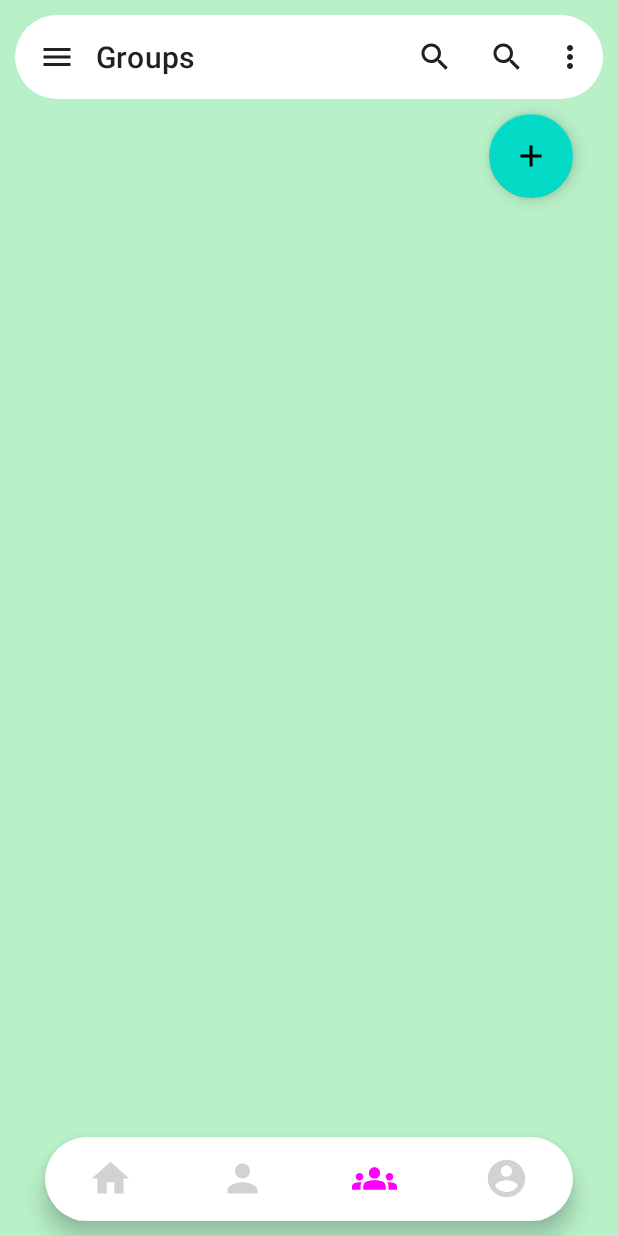
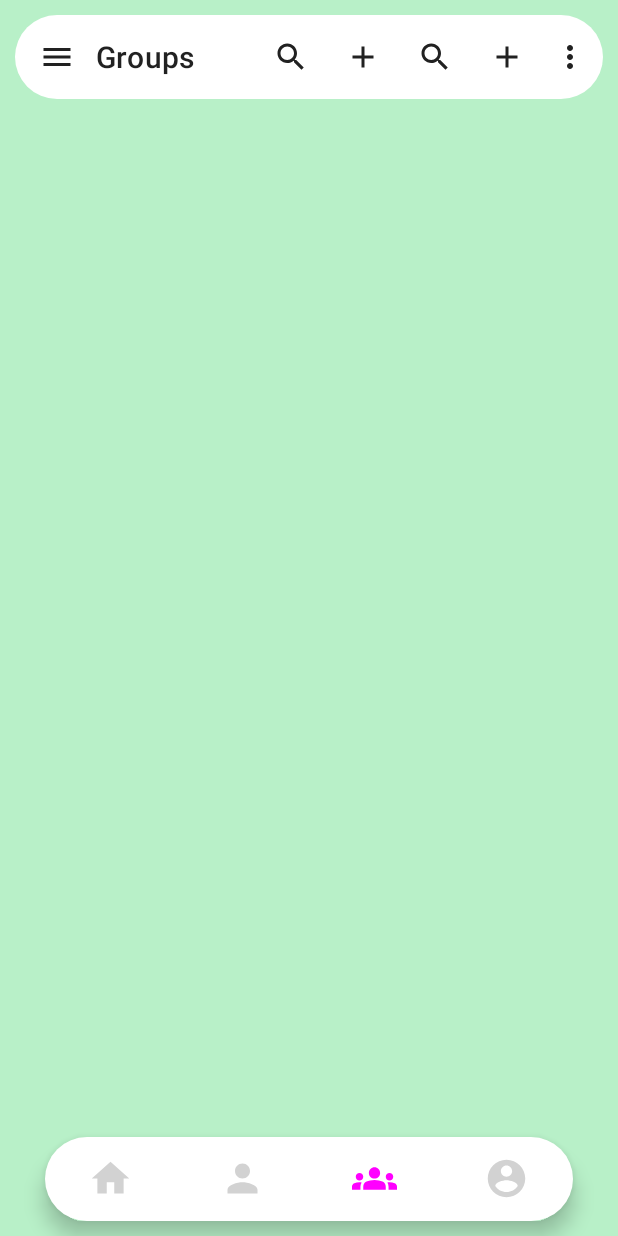
Before and after one commit to sksingh2/Xpense, an Android app: the fragment FriendFragment placed in its activity, item 3 of the bottom bar chosen, on a phone screen of 412 x 824 dp. Run offline under Robolectric (Android 15) with nearby library versions, the phone set to English and light mode, and no system bars; libraries missing offline, so code that uses them is left out: com.github.mikephil.charting; 34 statements that could not run were skipped.

Commit message:
small changes add button changed

```diff
--- a/app/src/main/java/com/example/xpense/FriendFragment.java
+++ b/app/src/main/java/com/example/xpense/FriendFragment.java
@@ -78,14 +78,6 @@ public class FriendFragment extends Fragment {
         ((AppCompatActivity)getActivity()).setSupportActionBar(toolbar);
         setHasOptionsMenu(true);
 
-        //Floating button action settings
-        floatingActionButton = (FloatingActionButton)view.findViewById(R.id.float_friend_add);
-        floatingActionButton.setOnClickListener(new View.OnClickListener() {
-            @Override
-            public void onClick(View v) {
-                Toast.makeText(getActivity(), "this is to add contacts", Toast.LENGTH_SHORT).show();
-            }
-        });
         // Inflate the layout for this fragment
         //return inflater.inflate(R.inflater.inflate(R.menu.toolbar_menu , menu);layout.fragment_friend, container, false);
         return view;
@@ -109,10 +101,15 @@ public class FriendFragment extends Fragment {
             Intent direct_Profile = new Intent(getActivity(), About_Page.class );
             startActivity(direct_Profile);
         }
-        if (id == R.id.search)
+        if (id == R.id.search_f)
         {
             Toast.makeText(getActivity(), "This is search button", Toast.LENGTH_SHORT).show();
         }
+        if (id == R.id.add_f)
+        {
+            Toast.makeText(getActivity(), "This is add message", Toast.LENGTH_SHORT).show();
+        }
+
         return true;
     }
 }
--- a/app/src/main/java/com/example/xpense/GroupsFragment.java
+++ b/app/src/main/java/com/example/xpense/GroupsFragment.java
@@ -77,14 +77,7 @@ public class GroupsFragment extends Fragment {
         ((AppCompatActivity)getActivity()).setSupportActionBar(toolbar);
         setHasOptionsMenu(true);
 
-        //Floating button action
-        floatingActionButton = (FloatingActionButton)view.findViewById(R.id.float_group_add);
-        floatingActionButton.setOnClickListener(new View.OnClickListener() {
-            @Override
-            public void onClick(View v) {
-                Toast.makeText(getActivity(), "this is to add contact and form a group", Toast.LENGTH_SHORT).show();
-            }
-        });
+
         // Inflate the layout for this fragment
         //return inflater.inflate(R.inflater.inflate(R.menu.toolbar_menu , menu);layout.fragment_friend, container, false);
         return view;
@@ -109,9 +102,13 @@ public class GroupsFragment extends Fragment {
             Intent direct_Profile = new Intent(getActivity(), About_Page.class );
             startActivity(direct_Profile);
         }
-        if (id == R.id.search)
+        if (id == R.id.search_g)
         {
             Toast.makeText(getActivity(), "This is search button", Toast.LENGTH_SHORT).show();
+        }
+        if (id == R.id.add_g)
+        {
+            Toast.makeText(getActivity(), "This is add message", Toast.LENGTH_SHORT).show();
         }
         return true;
     }
--- /dev/null
+++ b/app/src/main/res/drawable/ic_help.xml
@@ -0,0 +1,10 @@
+<vector xmlns:android="http://schemas.android.com/apk/res/android"
+    android:width="24dp"
+    android:height="24dp"
+    android:viewportWidth="24"
+    android:viewportHeight="24"
+    android:tint="?attr/colorControlNormal">
+  <path
+      android:fillColor="@android:color/white"
+      android:pathData="M12,2C6.48,2 2,6.48 2,12s4.48,10 10,10 10,-4.48 10,-10S17.52,2 12,2zM13,19h-2v-2h2v2zM15.07,11.25l-0.9,0.92C13.45,12.9 13,13.5 13,15h-2v-0.5c0,-1.1 0.45,-2.1 1.17,-2.83l1.24,-1.26c0.37,-0.36 0.59,-0.86 0.59,-1.41 0,-1.1 -0.9,-2 -2,-2s-2,0.9 -2,2L8,9c0,-2.21 1.79,-4 4,-4s4,1.79 4,4c0,0.88 -0.36,1.68 -0.93,2.25z"/>
+</vector>
--- a/app/src/main/res/layout/fragment_groups.xml
+++ b/app/src/main/res/layout/fragment_groups.xml
@@ -23,18 +23,6 @@
         app:titleMarginStart="30dp"
         app:logo="@drawable/ic_menu"/>
 
-        <com.google.android.material.floatingactionbutton.FloatingActionButton
-            android:layout_width="wrap_content"
-            android:layout_height="wrap_content"
-            android:id="@+id/float_group_add"
-            android:contentDescription="@string/add_group"
-            android:layout_below="@+id/toolbar_Groups"
-            android:layout_alignParentEnd="true"
-            android:layout_gravity="end"
-            android:layout_marginEnd="20dp"
-            android:layout_marginTop="10dp"
-            android:src="@drawable/ic_add" />
-
 
     </RelativeLayout>
 </FrameLayout>
--- a/app/src/main/res/menu/toolbar_friends.xml
+++ b/app/src/main/res/menu/toolbar_friends.xml
@@ -13,8 +13,13 @@
         android:title="About"
         />
     <item
-        android:id="@+id/search"
+        android:id="@+id/search_f"
         android:title="Search"
         android:icon="@drawable/ic_search"
         app:showAsAction="always"/>
+    <item
+        android:id="@+id/add_f"
+        android:icon="@drawable/ic_add"
+        android:title="Add"
+        app:showAsAction="always"/>
 </menu>
--- a/app/src/main/res/menu/toolbar_groups.xml
+++ b/app/src/main/res/menu/toolbar_groups.xml
@@ -12,9 +12,14 @@
         android:title="About"
         />
     <item
-        android:id="@+id/search"
+        android:id="@+id/search_g"
         android:title="Search"
         android:icon="@drawable/ic_search"
         app:showAsAction="always"/>
+    <item
+        android:id="@+id/add_g"
+        android:icon="@drawable/ic_add"
+        android:title="Add"
+        app:showAsAction="always"/>
 
 </menu>
--- a/app/src/main/res/menu/toolbar_menu.xml
+++ b/app/src/main/res/menu/toolbar_menu.xml
@@ -19,6 +19,10 @@
         android:id="@+id/about"
         android:title="About"
         />
+        <item
+            android:id="@+id/help"
+            android:title="Help"
+            android:icon="@drawable/ic_help"/>
     </group>
 
     <item android:title="Logout">
--- a/app/src/main/res/menu/toolbar_personal.xml
+++ b/app/src/main/res/menu/toolbar_personal.xml
@@ -13,12 +13,12 @@
         android:title="About"
         />
     <item
-        android:id="@+id/search"
+        android:id="@+id/search_p"
         android:title="Search"
         android:icon="@drawable/ic_search"
         app:showAsAction="always"/>
     <item
-        android:id="@+id/add"
+        android:id="@+id/add_p"
         android:icon="@drawable/ic_add"
         android:title="Add"
         app:showAsAction="always"/>
```
Also changed, not shown: app/src/main/java/com/example/xpense/ProfileFragment.java (+5 -9 lines), app/src/main/res/layout/fragment_friend.xml (+0 -11 lines), app/src/main/res/layout/fragment_profile.xml (+1 -12 lines).
